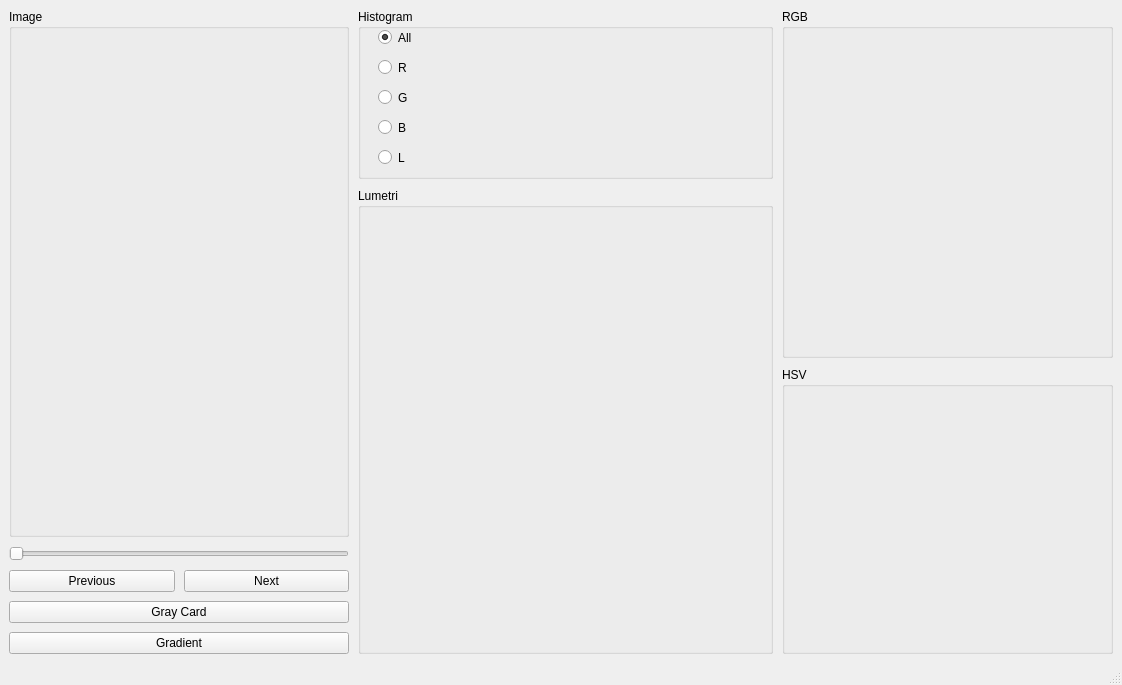
This is ImageDecomposer/UI_MainWindow.ui in Amarthgul/VisualizingLUT as Qt 5 draws it before an edit. The edited form follows.
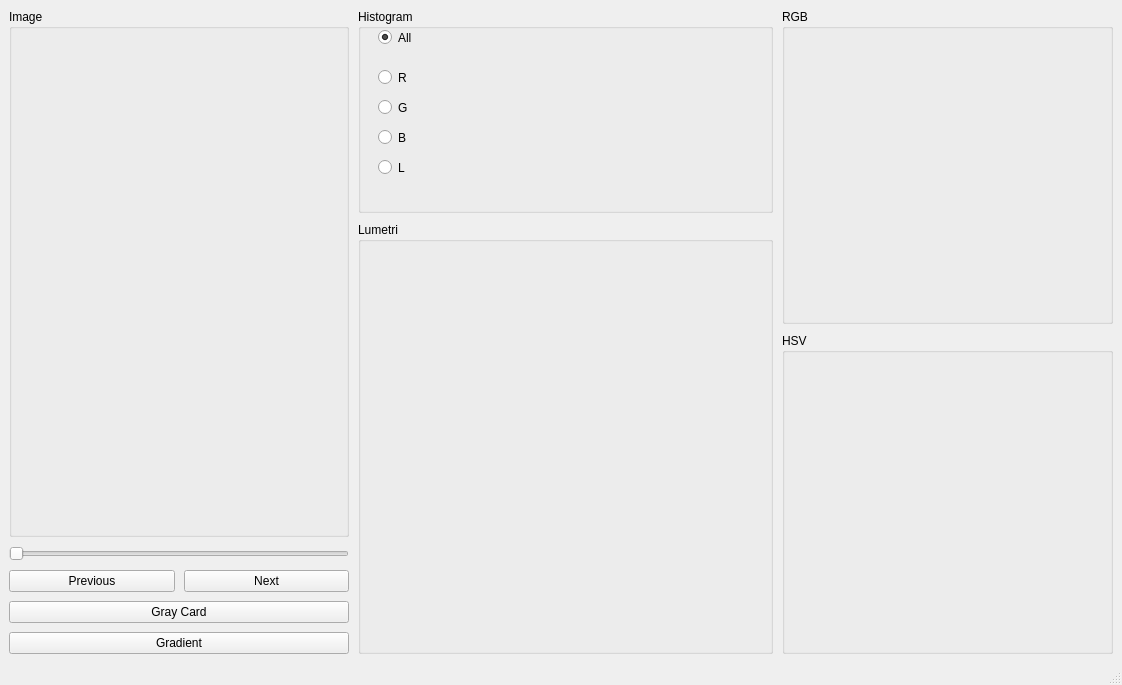
This is the edited form.

```diff
--- a/ImageDecomposer/UI_MainWindow.ui
+++ b/ImageDecomposer/UI_MainWindow.ui
@@ -17,7 +17,7 @@
    <property name="layoutDirection">
     <enum>Qt::LeftToRight</enum>
    </property>
-   <layout class="QGridLayout" name="gridLayout" columnstretch="4,4,10,8">
+   <layout class="QGridLayout" name="gridLayout" rowstretch="2,1,2,0,0,0,0" columnstretch="4,4,10,8">
     <property name="sizeConstraint">
      <enum>QLayout::SetDefaultConstraint</enum>
     </property>
@@ -59,13 +59,6 @@
       </property>
      </widget>
     </item>
-    <item row="0" column="3" rowspan="2">
-     <widget class="QGroupBox" name="RGB_Area">
-      <property name="title">
-       <string>RGB</string>
-      </property>
-     </widget>
-    </item>
     <item row="1" column="2" rowspan="6">
      <widget class="QGroupBox" name="Lumetri_Area">
       <property name="title">
@@ -92,7 +85,7 @@
        <property name="geometry">
         <rect>
          <x>20</x>
-         <y>50</y>
+         <y>60</y>
          <width>41</width>
          <height>17</height>
         </rect>
@@ -105,7 +98,7 @@
        <property name="geometry">
         <rect>
          <x>20</x>
-         <y>80</y>
+         <y>90</y>
          <width>41</width>
          <height>17</height>
         </rect>
@@ -118,7 +111,7 @@
        <property name="geometry">
         <rect>
          <x>20</x>
-         <y>110</y>
+         <y>120</y>
          <width>41</width>
          <height>17</height>
         </rect>
@@ -131,7 +124,7 @@
        <property name="geometry">
         <rect>
          <x>20</x>
-         <y>140</y>
+         <y>150</y>
          <width>41</width>
          <height>17</height>
         </rect>
@@ -165,6 +158,13 @@
       </property>
      </widget>
     </item>
+    <item row="0" column="3" rowspan="2">
+     <widget class="QGroupBox" name="RGB_Area">
+      <property name="title">
+       <string>RGB</string>
+      </property>
+     </widget>
+    </item>
    </layout>
   </widget>
   <widget class="QStatusBar" name="statusbar"/>
```
Left out of the diff: 10 changed lines with no effect on the pictures.
